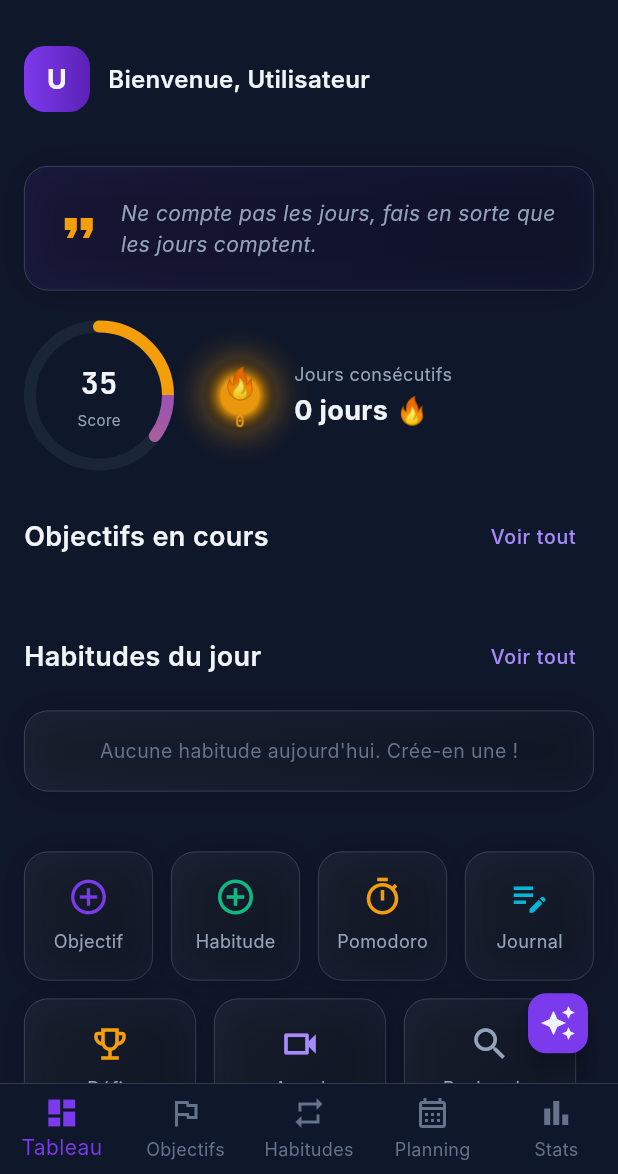
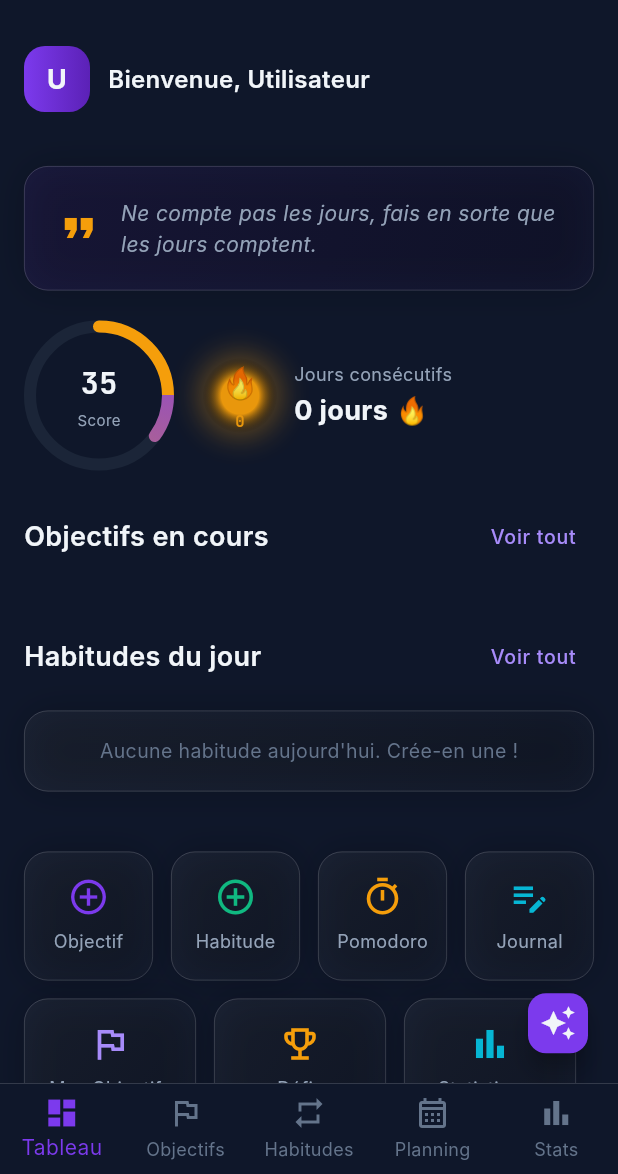
Before and after one commit to grandelagbanou28-gif/taDiscipline, a Flutter app: the DashboardScreen screen opened by its route, on a phone screen of 412 x 824 dp, the part 62-1236 px from its top. Run offline on Flutter 3.47's test engine with Material 3 defaults, Android fonts, the phone set to English and light mode, and no system bars; our stand-ins replace confetti, fl_chart, flutter_local_notifications, flutter_riverpod, go_router, image_picker and 4 more; missing offline and left inert: encrypt, jitsi_meet_flutter_sdk; accounts and stored records are empty; generated files the repository leaves out were written again; Roboto replaces fonts that are missing (Inter).

Commit message:
refactor: replace Appel and Recherche quick actions with Mes Objectifs and Statistiques

```diff
--- a/taDiscipline/lib/features/dashboard/screens/dashboard_screen.dart
+++ b/taDiscipline/lib/features/dashboard/screens/dashboard_screen.dart
@@ -510,6 +510,13 @@ class _QuickActionsRow extends StatelessWidget {
         Row(
           children: [
             _QuickAction(
+              icon: Icons.flag_outlined,
+              label: 'Mes Objectifs',
+              color: AppColors.primaryLight,
+              onTap: () => context.push('/goals'),
+            ),
+            const SizedBox(width: 12),
+            _QuickAction(
               icon: Icons.emoji_events_outlined,
               label: 'Défis',
               color: AppColors.gold,
@@ -517,17 +524,10 @@ class _QuickActionsRow extends StatelessWidget {
             ),
             const SizedBox(width: 12),
             _QuickAction(
-              icon: Icons.videocam_outlined,
-              label: 'Appel',
-              color: AppColors.primaryLight,
-              onTap: () => context.push('/challenges'),
-            ),
-            const SizedBox(width: 12),
-            _QuickAction(
-              icon: Icons.search,
-              label: 'Recherche',
-              color: AppColors.textSecondary,
-              onTap: () => context.push('/search'),
+              icon: Icons.bar_chart_outlined,
+              label: 'Statistiques',
+              color: AppColors.cyan,
+              onTap: () => context.push('/statistics'),
             ),
             const SizedBox(width: 12),
           ],
```
